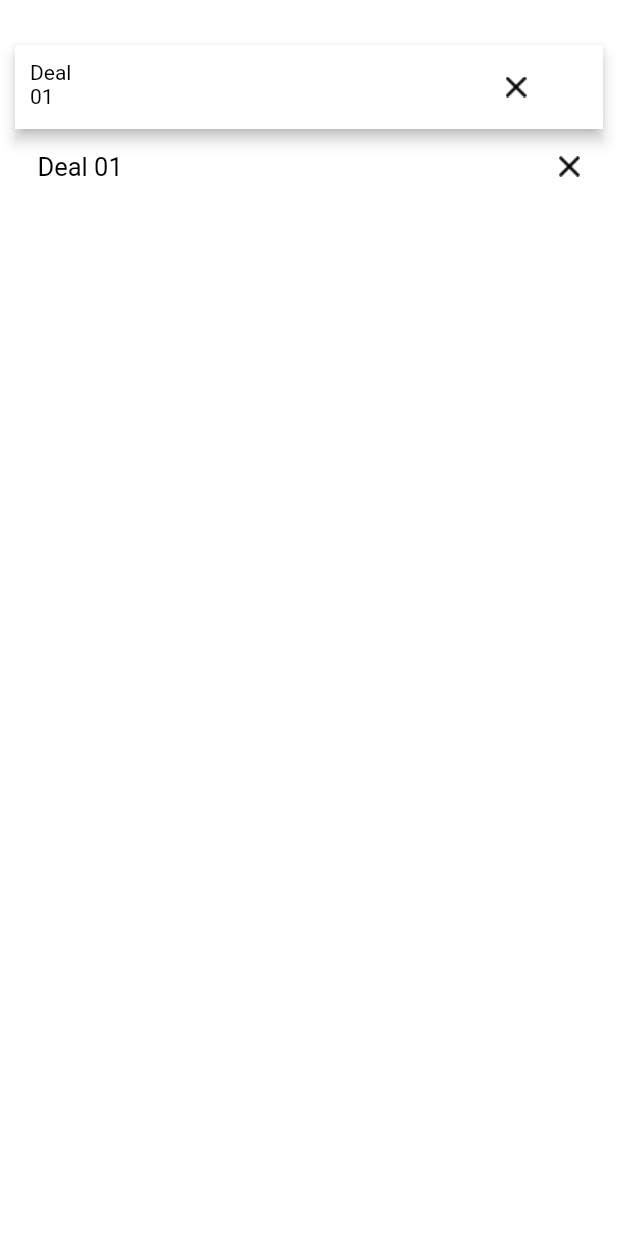
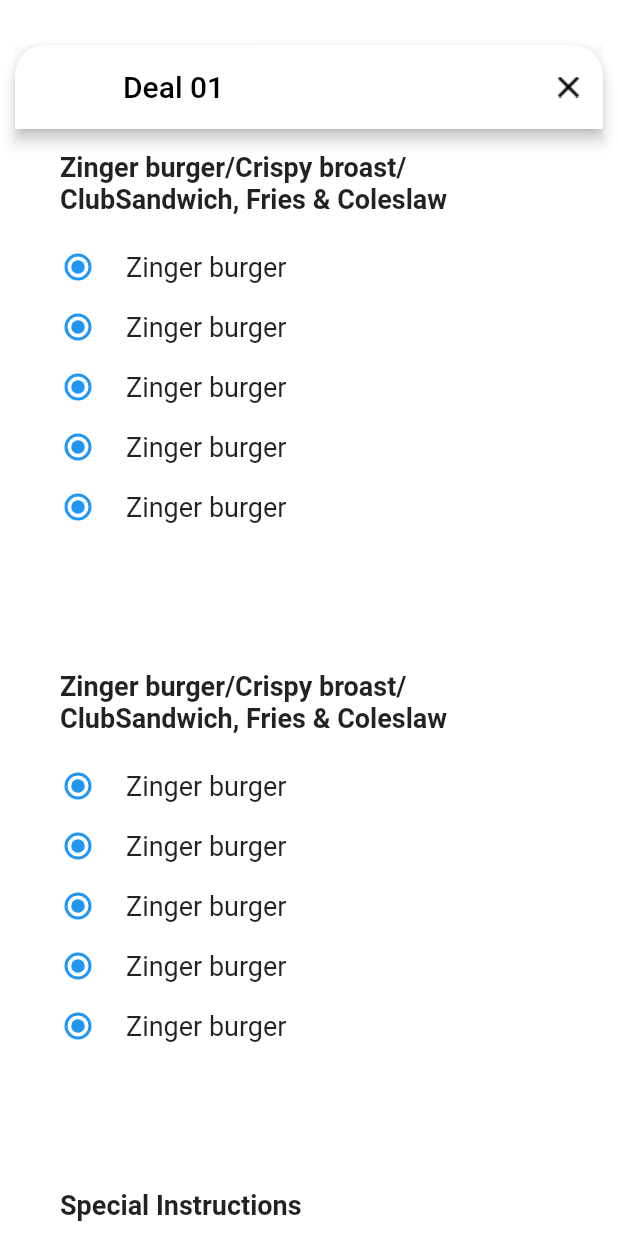
Before and after one commit to MohammadAzeem7890/FoodPanda, a Flutter app: the UpdateDealSheet screen opened directly, on a phone screen of 412 x 824 dp. Run offline on Flutter 3.47's test engine with Material 2 defaults, Android fonts, the phone set to English and light mode, and no system bars.

```diff
--- a/lib/View/Design/UpdateDealSheet.dart
+++ b/lib/View/Design/UpdateDealSheet.dart
@@ -1,5 +1,8 @@
 import 'package:flutter/cupertino.dart';
 import 'package:flutter/material.dart';
+import 'package:foodpanda/View/Design/HomePage.dart';
+import 'package:foodpanda/View/components/PrimaryButton.dart';
+import 'package:foodpanda/View/components/primaryTextField.dart';
 
 class UpdateDealSheet extends StatefulWidget {
   @override
@@ -7,58 +10,108 @@ class UpdateDealSheet extends StatefulWidget {
 }
 
 class _UpdateDealSheetState extends State<UpdateDealSheet> {
+
+  TextEditingController specialInstructions = TextEditingController();
   @override
   Widget build(BuildContext context) {
     return Padding(
       padding: const EdgeInsets.only(left: 10, right: 10, top: 30),
       child: Scaffold(
         appBar: AppBar(
+          shape: RoundedRectangleBorder(
+            borderRadius: BorderRadius.only(topLeft: Radius.circular(20),
+            topRight: Radius.circular(20)),
+          ),
           backgroundColor: Colors.white,
-          leading: Padding(
-            padding: const EdgeInsets.only(left: 10, top: 10),
-            child: Text("Deal 01", style: TextStyle(color: Colors.black, fontSize: 14),),
-          ),
-          title: Padding(
-            padding: const EdgeInsets.only(left: 220),
-            child: Center(child: Image.asset('assets/images/crossIcon.png', height: 15,),),
+          title: Row(
+            mainAxisAlignment: MainAxisAlignment.spaceBetween,
+            children: [
+              Text("Deal 01", style: TextStyle(color: Colors.black),),
+              GestureDetector(
+                onTap: (){
+                  Navigator.of(context).pop();
+                },
+                  child: Image.asset('assets/images/crossIcon.png')),
+            ],
           ),
         ),
-        body: Container(
+        body: SingleChildScrollView(
+          child: Container(
             width: double.maxFinite,
-          height: MediaQuery.of(context).size.height-50,
+            height: MediaQuery.of(context).size.height,
             decoration: new BoxDecoration(
               color: Colors.white,
               borderRadius: BorderRadius.only(topLeft: Radius.circular(15), topRight: Radius.circular(15)),
             ),
             child: Column(
               children: <Widget>[
-              Container(
-                height: 50,
-                decoration: new BoxDecoration(
-                  boxShadow: [
-                    BoxShadow(
-                      color: Colors.white24,
-                      offset: Offset( 0, 0),
-                      blurRadius: 3,
-                      spreadRadius: 4
+                radioHeading("Zinger burger/Crispy broast/ClubSandwich, Fries & Coleslaw"),
+                listOfRadioItems(context),
+                radioHeading("Zinger burger/Crispy broast/ClubSandwich, Fries & Coleslaw"),
+                listOfRadioItems(context),
+                Align(
+                  alignment: Alignment.centerLeft,
+                  child: radioHeading(
+                      "Special Instructions"),
+                ),
+                Padding(
+                  padding: const EdgeInsets.only(bottom: 8),
+                  child: Text("You can write down here any special instructions", style: TextStyle(fontSize: 12, color: Colors.black38),),
+                ),
+                PrimaryTextField(placeholder: "E.g: No mayo", controller: specialInstructions, maxLines: 4,),
+                Padding(
+                  padding: const EdgeInsets.symmetric(vertical: 12, horizontal: 17),
+                  child: Align(
+                    alignment: Alignment.centerRight,
+                    child: PrimaryButton(
+                      title: "Update",
+                      onPressed: (){
+                      Navigator.of(context).push(MaterialPageRoute(builder: (context) => HomePage()));
+                    },),
+                  ),
                 )
               ],
             ),
-                child: Padding(
-                  padding: const EdgeInsets.all(15.0),
-                  child: Row(
-                    mainAxisAlignment: MainAxisAlignment.spaceBetween,
-                    children: [
-                      Text("Deal 01", style: TextStyle(color: Colors.black, fontSize: 17, fontWeight: FontWeight.normal),),
-                      Image.asset('assets/images/crossIcon.png', height: 15,),
-                    ],
-                  ),
-                ),
-              ),
-            ],
           ),
         ),
       ),
     );
   }
 }
+
+
+
+Widget radioHeading(dealName){
+  return Padding(
+    padding: const EdgeInsets.symmetric(horizontal: 30, vertical: 15),
+    child: Text(dealName, style: TextStyle(
+      fontSize: 18,fontWeight: FontWeight.bold,
+    ),),
+  );
+}
+
+Widget listOfRadioItems(context){
+  return Padding(
+    padding: const EdgeInsets.symmetric(horizontal: 10),
+    child: Container(
+      height: MediaQuery.of(context).size.height - 550,
+      child: ListView.builder(
+        physics: NeverScrollableScrollPhysics(),
+          itemCount: 5,
+          itemBuilder: (context, index){
+            return Container(
+              height: 40,
+              child: ButtonBar(
+                alignment: MainAxisAlignment.start,
+                children: [
+                  Radio(value: index, groupValue: index, onChanged: (val){
+                    val = index;
+                  }),
+                  Text("Zinger burger", style: TextStyle(fontSize: 18),),
+                ],
+              ),
+            );
+          }),
+    ),
+  );
+}
```
Also changed, not shown: lib/View/components/CheckoutScreenSheet.dart (+98 -51 lines). Lines whose indentation alone changed are shown as unchanged.
